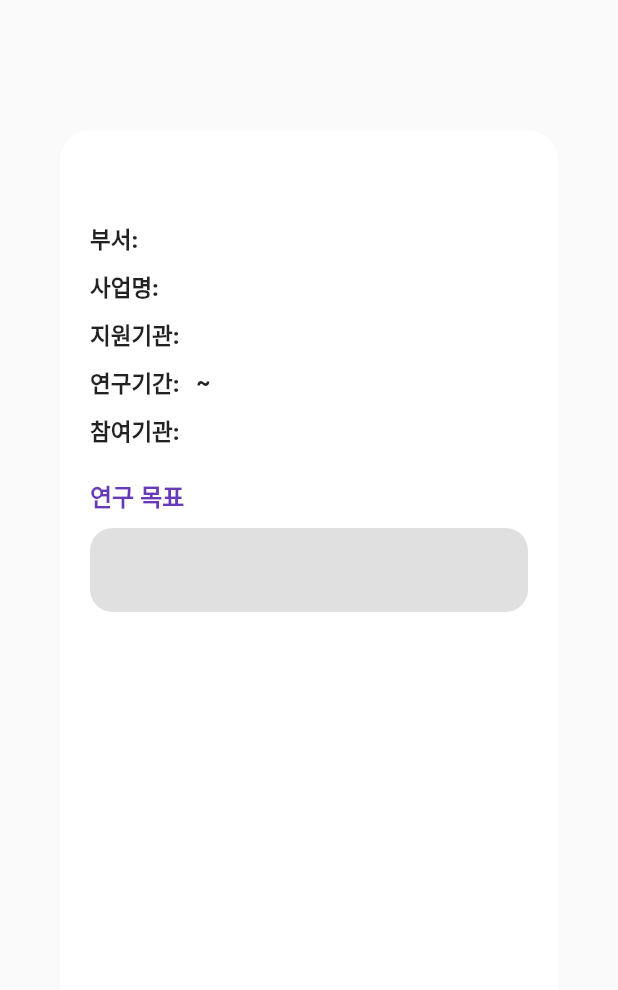
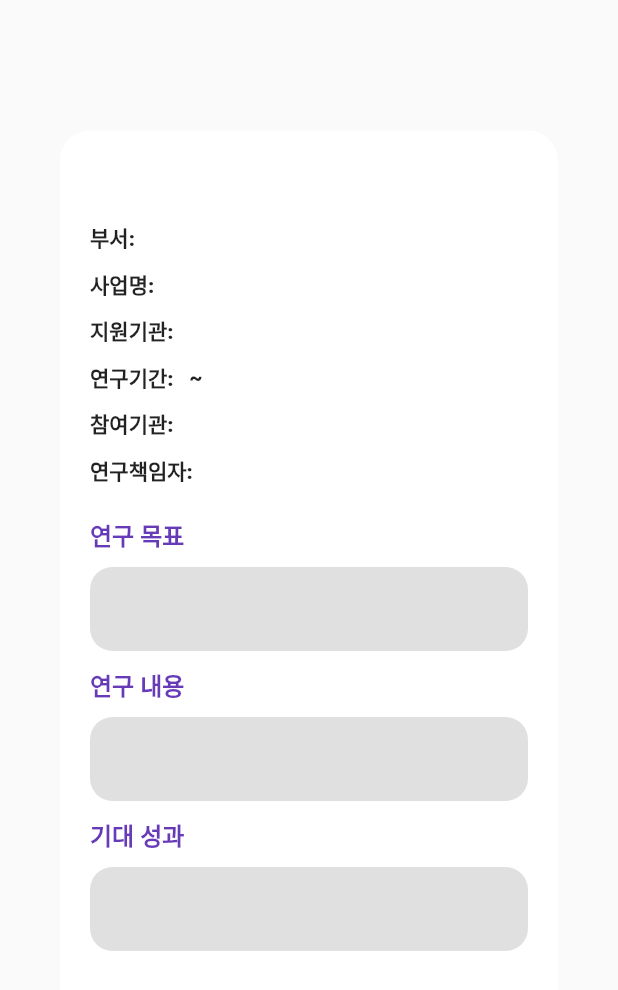
Before and after one commit to Deuk-Hoi/Hoseo_OceanIT_Renewal-Flutter, a Flutter app: the FieldDialog widget shown alone on an empty page, opened directly with empty values, on a phone screen of 412 x 824 dp. Shown: the top 990 px of the screen. Run offline on Flutter 3.47's test engine with Material 2 defaults, Android fonts, the phone set to English and light mode, and no system bars; missing offline and left inert: marquee_widget; network calls fail.

Commit message:
finish Research Field Dialog and modify Research Result Request URL

```diff
--- a/lib/Member.dart
+++ b/lib/Member.dart
@@ -131,7 +131,7 @@ class Members extends StatelessWidget {
                           image: DecorationImage(
                             fit: BoxFit.fill,
                             image: NetworkImage(
-                                "http://uitlab.cf:8080/images/members/" +
+                                "http://210.119.107.82:8080/images/members/" +
                                     membersElement.photo),
                           )),
                     ),
--- a/lib/ResearchField.dart
+++ b/lib/ResearchField.dart
@@ -34,13 +34,13 @@ class _ResearchFieldState extends State<ResearchField> {
   @override
   void initState() {
     super.initState();
-    fieldData = fetchGet();
+    fieldData = fetchGet(_seletedValue);
   }
 
   @override
   Widget build(BuildContext context) {
-    fieldData = fetchGet();
-    fieldData = fetchGet();
+    fieldData = fetchGet(_seletedValue);
+    fieldData = fetchGet(_seletedValue);
     return Scaffold(
         appBar: AppBar(
           title: Text("연구 과제"),
--- a/lib/ResearchField/FieldDialog.dart
+++ b/lib/ResearchField/FieldDialog.dart
@@ -3,6 +3,7 @@ import 'package:marquee_widget/marquee_widget.dart';
 
 class FieldDialog extends StatelessWidget{
   dynamic fieldElement;
+  var ContentfontSize = 14.0;
   FieldDialog(dynamic fieldElement){
     this.fieldElement = fieldElement;
   }
@@ -25,13 +26,15 @@ class FieldDialog extends StatelessWidget{
         color: Colors.white,
         borderRadius:BorderRadius.circular(20)
     ),
+    child: SafeArea(
+      child: SingleChildScrollView(
         child: Column(
           children: [
             Container(
               alignment: Alignment.centerLeft,
               margin: EdgeInsets.only(bottom: 20.0),
               child: Text(
-            fieldElement.research_name_ko,
+                "${fieldElement.research_name_ko}",
                 style: TextStyle(
                     fontSize: 18.0,
                     color: Colors.purple[900],
@@ -45,13 +48,13 @@ class FieldDialog extends StatelessWidget{
                   Text("부서:  ",
                     style: TextStyle(
                         fontWeight: FontWeight.w800,
-                    fontSize: 15.0
+                        fontSize: ContentfontSize
                     ),),
                   Text(
-                fieldElement.department_name_ko,
+                    "${fieldElement.department_name_ko}",
                     style: TextStyle(
                         fontWeight: FontWeight.w800,
-                    fontSize: 15.0
+                        fontSize: ContentfontSize
                     ),
                   )
                 ],
@@ -64,13 +67,13 @@ class FieldDialog extends StatelessWidget{
                   Text("사업명:  ",
                     style: TextStyle(
                         fontWeight: FontWeight.w800,
-                fontSize: 15.0
+                        fontSize: ContentfontSize
                     ),),
                   Text(
-                fieldElement.business_name_ko,
+                    "${fieldElement.business_name_ko}",
                     style: TextStyle(
                         fontWeight: FontWeight.w800,
-                    fontSize: 15.0
+                        fontSize: ContentfontSize
                     ),
                   )
                 ],
@@ -83,13 +86,13 @@ class FieldDialog extends StatelessWidget{
                   Text("지원기관:  ",
                     style: TextStyle(
                         fontWeight: FontWeight.w800,
-                    fontSize: 15.0
+                        fontSize: ContentfontSize
                     ),),
                   Text(
-                fieldElement.support_agency_ko,
+                    "${fieldElement.support_agency_ko}",
                     style: TextStyle(
                         fontWeight: FontWeight.w800,
-                    fontSize: 15.0
+                        fontSize: ContentfontSize
                     ),
                   )
                 ],
@@ -102,14 +105,14 @@ class FieldDialog extends StatelessWidget{
                   Text("연구기간:  ",
                     style: TextStyle(
                         fontWeight: FontWeight.w800,
-                    fontSize: 15.0
+                        fontSize: ContentfontSize
                     ),),
                   Expanded(
                       child:Text(
-                    fieldElement.date_start+" ~ "+fieldElement.date_end,
+                        "${fieldElement.date_start+" ~ "+fieldElement.date_end}",
                         style: TextStyle(
                             fontWeight: FontWeight.w800,
-                        fontSize: 15.0
+                            fontSize: ContentfontSize
                         ),
                       )
                   )
@@ -123,16 +126,38 @@ class FieldDialog extends StatelessWidget{
                   Text("참여기관:  ",
                     style: TextStyle(
                         fontWeight: FontWeight.w800,
-                    fontSize: 15.0
+                        fontSize: ContentfontSize
                     ),),
                   Expanded(
                       child:Marquee(
                         child: Text(
-                      fieldElement.participation_agency_ko,
+                          "${fieldElement.participation_agency_ko}",
                           style: TextStyle(
                               fontWeight: FontWeight.w800,
-                          fontSize: 15.0
+                              fontSize: ContentfontSize
                           ),
+                        ),
+                      )
+                  )
+                ],
+              ),
+            ),
+            Container(
+              margin: EdgeInsets.only(bottom: 10.0),
+              child: Row(
+                children: [
+                  Text("연구책임자:  ",
+                    style: TextStyle(
+                        fontWeight: FontWeight.w800,
+                        fontSize: ContentfontSize
+                    ),),
+                  Expanded(
+                      child:Text(
+                        "${fieldElement.research_manager_ko}",
+                        style: TextStyle(
+                            fontWeight: FontWeight.w800,
+                            fontSize: ContentfontSize,
+                            color: Colors.indigo
                         ),
                       )
                   )
@@ -158,12 +183,62 @@ class FieldDialog extends StatelessWidget{
                         borderRadius: BorderRadius.circular(15),
                         color: Colors.black12
                     ),
-                child: Text(fieldElement.research_goal_ko),
+                    child: Text("${fieldElement.research_goal_ko}"),
+                  )
+                ],
+              ),
+            ),
+            Container(
+              child: Column(
+                children: [
+                  Container(
+                    margin: EdgeInsets.symmetric(vertical: 10.0),
+                    alignment: Alignment.centerLeft,
+                    child: Text("연구 내용", style: TextStyle(
+                        fontSize: 16.0,
+                        fontWeight: FontWeight.bold,
+                        color: Colors.deepPurple
+                    ),),
+                  ),
+                  Container(
+                    width: MediaQuery.of(context).size.width,
+                    padding: EdgeInsets.symmetric(vertical: 20.0, horizontal: 10.0),
+                    decoration: BoxDecoration(
+                        borderRadius: BorderRadius.circular(15),
+                        color: Colors.black12
+                    ),
+                    child: Text("${fieldElement.research_content_ko}"),
+                  )
+                ],
+              ),
+            ),
+            Container(
+              child: Column(
+                children: [
+                  Container(
+                    margin: EdgeInsets.symmetric(vertical: 10.0),
+                    alignment: Alignment.centerLeft,
+                    child: Text("기대 성과", style: TextStyle(
+                        fontSize: 16.0,
+                        fontWeight: FontWeight.bold,
+                        color: Colors.deepPurple
+                    ),),
+                  ),
+                  Container(
+                    width: MediaQuery.of(context).size.width,
+                    padding: EdgeInsets.symmetric(vertical: 20.0, horizontal: 10.0),
+                    decoration: BoxDecoration(
+                        borderRadius: BorderRadius.circular(15),
+                        color: Colors.black12
+                    ),
+                    child: Text("${fieldElement.expectation_result_ko}"),
                   )
                 ],
               ),
             ),
           ],
         ),
+      ),
+    )
   );
 }
--- a/lib/ResearchField/HTTP/FieldRestClient.dart
+++ b/lib/ResearchField/HTTP/FieldRestClient.dart
@@ -2,9 +2,17 @@ import 'package:http/http.dart' as http;
 import 'dart:convert';
 import 'dart:async';
 
-Future<List<FieldData>> fetchGet() async {
+Future<List<FieldData>> fetchGet(String query) async {
+  final _valueList = ['전체 과제', '진행 과제', '완료 과제'];
+  var value = "";
+  if(query == "전체 과제")
+    value = "all";
+  else if(query == "진행 과제")
+    value = "progress";
+  else
+    value = "finish";
   final response =
-      await http.get('http://210.119.107.82:8080/research/android/fields/');
+      await http.get('http://210.119.107.82:8080/research/android/fields?classify=$value');
 
   if (response.statusCode == 200) {
     List list = jsonDecode(response.body);
```
Lines whose indentation alone changed are shown as unchanged.
